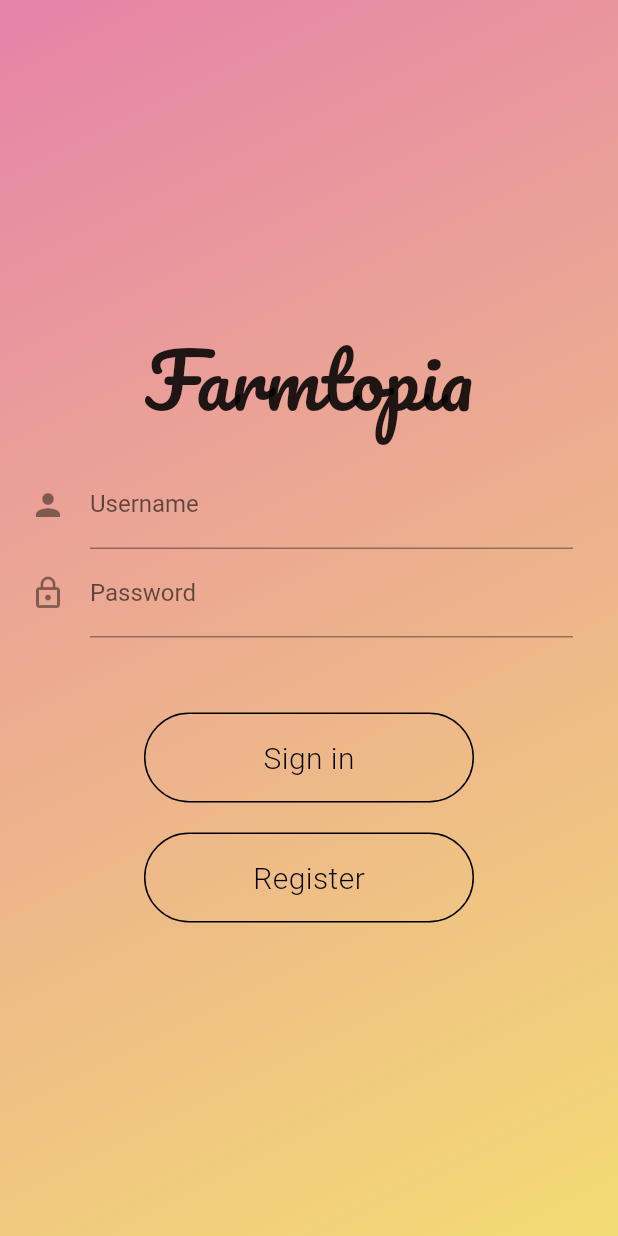
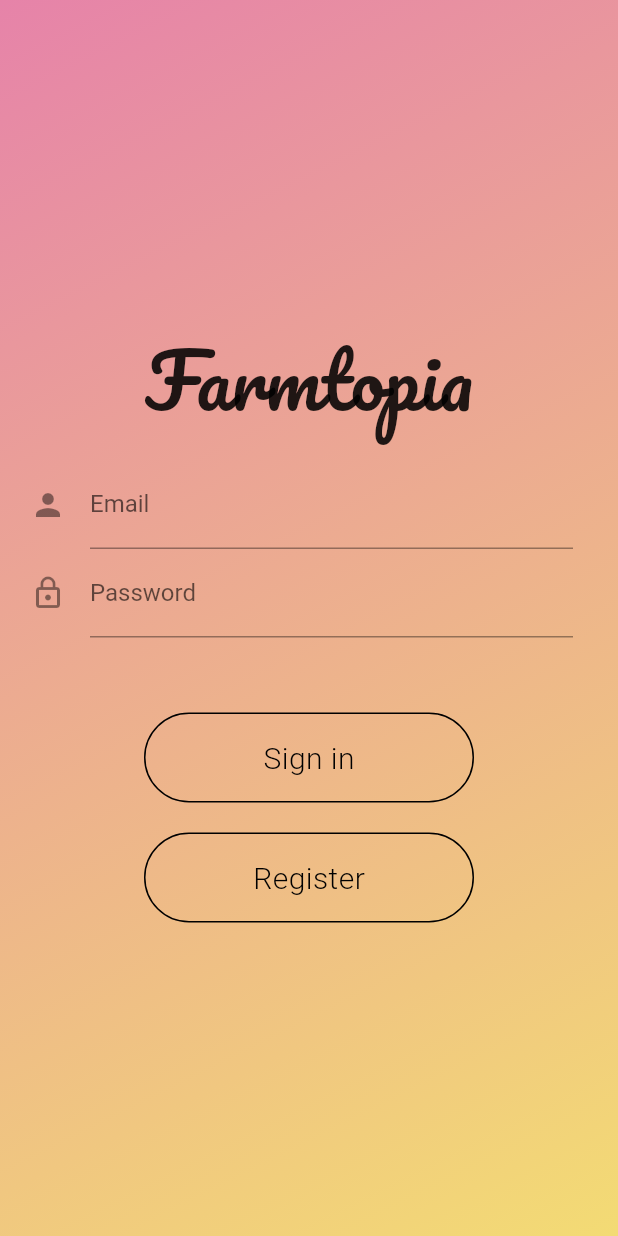
Before and after one commit to Chi-Bottle-Nguyen/farmtopia, a Flutter app: the screen it shows after launch, on a phone screen of 412 x 824 dp. Run offline on Flutter 3.47's test engine with Material 2 defaults, Android fonts, the phone set to English and light mode, and no system bars; our stand-ins replace bottom_navy_bar, google_fonts.

Commit message:
incomplete stuff

```diff
--- a/farmtopia/lib/pages/login.dart
+++ b/farmtopia/lib/pages/login.dart
@@ -3,7 +3,25 @@ import 'package:farmtopia/pages/home.dart';
 import 'package:flutter/material.dart';
 import 'package:google_fonts/google_fonts.dart';
 
-class Login extends StatelessWidget {
+class Login extends StatefulWidget {
+  @override
+  _LoginState createState() => _LoginState();
+}
+
+class _LoginState extends State<Login> {
+// Creating a key used to connect the Login form to the validator
+  final formKey = new GlobalKey<FormState>();
+
+// Creating a form validator
+  Function validateAndSave() {
+    final form = formKey.currentState;
+    if (form.validate()) {
+      print('Form is valid');
+    } else {
+      print('Form is invalid');
+    }
+  }
+
   @override
   Widget build(BuildContext context) {
     return Scaffold(
@@ -11,6 +29,7 @@ class Login extends StatelessWidget {
       body: new Container(
         height: MediaQuery.of(context).size.height,
         width: MediaQuery.of(context).size.width,
+        // Creating Gradient effect of the background
         decoration: new BoxDecoration(
             gradient: new LinearGradient(
                 colors: [const Color(0xFFE683A9), const Color(0xFFF3DB74)],
@@ -18,6 +37,7 @@ class Login extends StatelessWidget {
                 end: FractionalOffset.bottomRight,
                 stops: [0.0, 1.0],
                 tileMode: TileMode.clamp)),
+        // Other components: Logo, Email, Password textfield
         child: Column(mainAxisAlignment: MainAxisAlignment.center, children: [
           Text(
             'Farmtopia',
@@ -27,16 +47,28 @@ class Login extends StatelessWidget {
           SizedBox(
             height: 10.0,
           ),
+          // Login form
+          Form(
+            key: formKey, // key used to connect to the validator
+            child: Column(
+              children: [
+                // Email
                 Padding(
                     padding: EdgeInsets.only(left: 20.0, right: 30.0),
                     child: TextFormField(
+                        validator: (value) =>
+                            value.isEmpty ? 'Email can\'t be empty' : null,
                         decoration: const InputDecoration(
                           icon: Icon(Icons.person),
-                labelText: 'Username',
+                          labelText: 'Email',
                         ))),
+                // Password
                 Padding(
                     padding: EdgeInsets.only(left: 20.0, right: 30.0),
                     child: TextFormField(
+                        validator: (value) =>
+                            value.isEmpty ? 'Password can\'t be empty' : null,
+                        obscureText: true,
                         decoration: const InputDecoration(
                           icon: Icon(Icons.lock_outline),
                           labelText: 'Password',
@@ -44,13 +76,19 @@ class Login extends StatelessWidget {
                 SizedBox(
                   height: 50.0,
                 ),
+                //RoundButton component imported from components/rounded_button.dart
                 RoundedButton(
                   text: 'Sign in',
+                  //press: validateAndSave()
                   press: () {
-              Navigator.push(
-                  context, MaterialPageRoute(builder: (context) => HomePage()));
+                    Navigator.push(context,
+                        MaterialPageRoute(builder: (context) => HomePage()));
                   },
                 ),
+              ],
+            ),
+          ),
+
           SizedBox(height: 20.0),
           RoundedButton(text: 'Register')
         ]),
```
Lines whose indentation alone changed are shown as unchanged.
